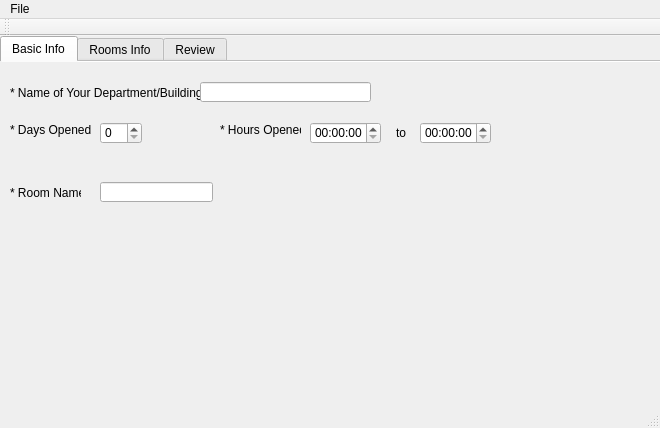
The window that Project_S_GUI_Template/mainwindow.ui (georgymh/project-s) describes before a commit, drawn with Qt 5.
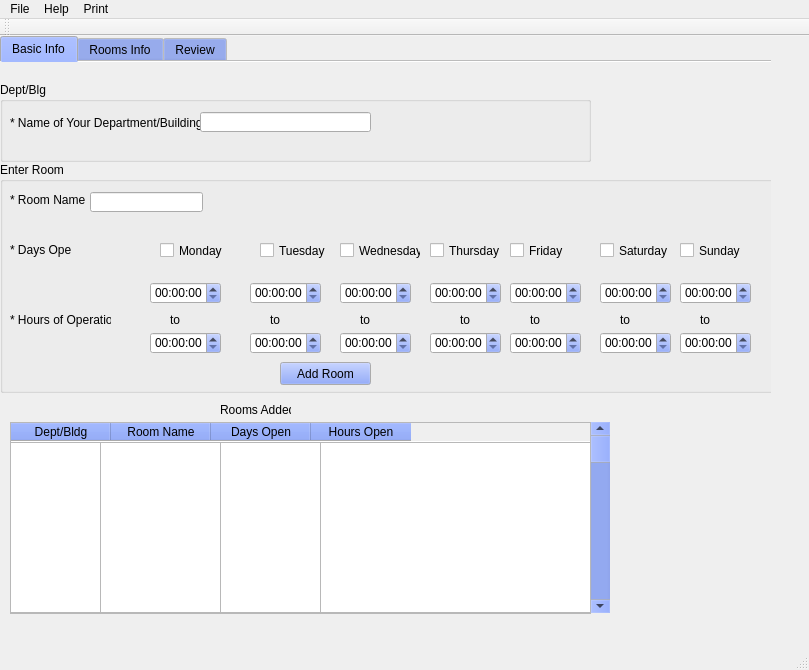
The same window after the commit.

Commit message:
Updated Basic Info tab
-Basic Info tab now lets the user select the day in which the room is
available and allows the user to individually assign the room hours
-When the "add room" button is clicked all data will be displayed in the
bottom list window
-Many bugs need to be worked out i.e does not sanitize input data from
the form fields

The edit to the form file:
```diff
--- a/Project_S_GUI_Template/mainwindow.ui
+++ b/Project_S_GUI_Template/mainwindow.ui
@@ -6,8 +6,8 @@
    <rect>
     <x>0</x>
     <y>0</y>
-    <width>660</width>
-    <height>428</height>
+    <width>809</width>
+    <height>670</height>
    </rect>
   </property>
   <property name="windowTitle">
@@ -28,10 +28,47 @@
      <rect>
       <x>0</x>
       <y>0</y>
-      <width>661</width>
-      <height>381</height>
+      <width>771</width>
+      <height>621</height>
      </rect>
     </property>
+    <property name="palette">
+     <palette>
+      <active>
+       <colorrole role="Button">
+        <brush brushstyle="SolidPattern">
+         <color alpha="255">
+          <red>116</red>
+          <green>143</green>
+          <blue>240</blue>
+         </color>
+        </brush>
+       </colorrole>
+      </active>
+      <inactive>
+       <colorrole role="Button">
+        <brush brushstyle="SolidPattern">
+         <color alpha="255">
+          <red>116</red>
+          <green>143</green>
+          <blue>240</blue>
+         </color>
+        </brush>
+       </colorrole>
+      </inactive>
+      <disabled>
+       <colorrole role="Button">
+        <brush brushstyle="SolidPattern">
+         <color alpha="255">
+          <red>116</red>
+          <green>143</green>
+          <blue>240</blue>
+         </color>
+        </brush>
+       </colorrole>
+      </disabled>
+     </palette>
+    </property>
     <property name="whatsThis">
      <string>&lt;html&gt;&lt;head/&gt;&lt;body&gt;&lt;p&gt;&lt;br/&gt;&lt;/p&gt;&lt;/body&gt;&lt;/html&gt;</string>
     </property>
@@ -51,118 +88,532 @@
      <attribute name="title">
       <string>Basic Info</string>
      </attribute>
-     <widget class="QLabel" name="label">
+     <widget class="QScrollBar" name="verticalScrollBar_3">
       <property name="geometry">
        <rect>
-        <x>10</x>
-        <y>20</y>
-        <width>191</width>
-        <height>21</height>
+        <x>590</x>
+        <y>360</y>
+        <width>20</width>
+        <height>191</height>
        </rect>
       </property>
-      <property name="text">
-       <string>* Name of Your Department/Building:</string>
+      <property name="orientation">
+       <enum>Qt::Vertical</enum>
       </property>
      </widget>
-     <widget class="QLineEdit" name="lineEdit">
+     <widget class="QLabel" name="label_14">
       <property name="geometry">
        <rect>
-        <x>200</x>
-        <y>20</y>
-        <width>171</width>
-        <height>20</height>
-       </rect>
-      </property>
-     </widget>
-     <widget class="QLabel" name="label_2">
-      <property name="geometry">
-       <rect>
-        <x>10</x>
-        <y>60</y>
-        <width>81</width>
+        <x>220</x>
+        <y>340</y>
+        <width>71</width>
         <height>16</height>
        </rect>
       </property>
       <property name="text">
-       <string>* Days Opened</string>
+       <string>Rooms Added</string>
       </property>
      </widget>
-     <widget class="QSpinBox" name="spinBox">
+     <widget class="QTableWidget" name="tableWidget">
       <property name="geometry">
        <rect>
-        <x>100</x>
-        <y>60</y>
-        <width>42</width>
-        <height>22</height>
+        <x>10</x>
+        <y>360</y>
+        <width>581</width>
+        <height>192</height>
        </rect>
       </property>
+      <column>
+       <property name="text">
+        <string>Dept/Bldg</string>
+       </property>
+      </column>
+      <column>
+       <property name="text">
+        <string>Room Name</string>
+       </property>
+      </column>
+      <column>
+       <property name="text">
+        <string>Days Open</string>
+       </property>
+      </column>
+      <column>
+       <property name="text">
+        <string>Hours Open</string>
+       </property>
+      </column>
      </widget>
-     <widget class="QLabel" name="label_3">
+     <widget class="QGroupBox" name="groupBox">
       <property name="geometry">
        <rect>
-        <x>220</x>
-        <y>60</y>
-        <width>81</width>
-        <height>16</height>
+        <x>0</x>
+        <y>20</y>
+        <width>591</width>
+        <height>80</height>
        </rect>
       </property>
-      <property name="text">
-       <string>* Hours Opened</string>
+      <property name="title">
+       <string>Dept/Blg</string>
       </property>
+      <widget class="QLabel" name="label">
+       <property name="geometry">
+        <rect>
+         <x>10</x>
+         <y>30</y>
+         <width>191</width>
+         <height>21</height>
+        </rect>
+       </property>
+       <property name="text">
+        <string>* Name of Your Department/Building:</string>
+       </property>
+      </widget>
+      <widget class="QLineEdit" name="lineEdit">
+       <property name="geometry">
+        <rect>
+         <x>200</x>
+         <y>30</y>
+         <width>171</width>
+         <height>20</height>
+        </rect>
+       </property>
+      </widget>
      </widget>
-     <widget class="QTimeEdit" name="timeEdit">
+     <widget class="QGroupBox" name="groupBox_2">
       <property name="geometry">
        <rect>
-        <x>310</x>
-        <y>60</y>
-        <width>71</width>
-        <height>22</height>
+        <x>0</x>
+        <y>100</y>
+        <width>791</width>
+        <height>231</height>
        </rect>
       </property>
+      <property name="title">
+       <string>Enter Room</string>
+      </property>
+      <widget class="QLabel" name="label_2">
+       <property name="geometry">
+        <rect>
+         <x>10</x>
+         <y>30</y>
+         <width>81</width>
+         <height>16</height>
+        </rect>
+       </property>
+       <property name="text">
+        <string>* Room Name</string>
+       </property>
+      </widget>
+      <widget class="QLineEdit" name="lineEdit_2">
+       <property name="geometry">
+        <rect>
+         <x>90</x>
+         <y>30</y>
+         <width>113</width>
+         <height>20</height>
+        </rect>
+       </property>
+      </widget>
+      <widget class="QLabel" name="label_3">
+       <property name="geometry">
+        <rect>
+         <x>10</x>
+         <y>80</y>
+         <width>61</width>
+         <height>16</height>
+        </rect>
+       </property>
+       <property name="text">
+        <string>* Days Open</string>
+       </property>
+      </widget>
+      <widget class="QLabel" name="label_4">
+       <property name="geometry">
+        <rect>
+         <x>10</x>
+         <y>150</y>
+         <width>101</width>
+         <height>16</height>
+        </rect>
+       </property>
+       <property name="text">
+        <string>* Hours of Operation</string>
+       </property>
+      </widget>
+      <widget class="QCheckBox" name="checkBox">
+       <property name="geometry">
+        <rect>
+         <x>160</x>
+         <y>80</y>
+         <width>70</width>
+         <height>17</height>
+        </rect>
+       </property>
+       <property name="text">
+        <string>Monday</string>
+       </property>
+      </widget>
+      <widget class="QCheckBox" name="checkBox_2">
+       <property name="geometry">
+        <rect>
+         <x>260</x>
+         <y>80</y>
+         <width>70</width>
+         <height>17</height>
+        </rect>
+       </property>
+       <property name="text">
+        <string>Tuesday</string>
+       </property>
+      </widget>
+      <widget class="QCheckBox" name="checkBox_3">
+       <property name="geometry">
+        <rect>
+         <x>340</x>
+         <y>80</y>
+         <width>81</width>
+         <height>17</height>
+        </rect>
+       </property>
+       <property name="text">
+        <string>Wednesday</string>
+       </property>
+      </widget>
+      <widget class="QCheckBox" name="checkBox_4">
+       <property name="geometry">
+        <rect>
+         <x>430</x>
+         <y>80</y>
+         <width>70</width>
+         <height>17</height>
+        </rect>
+       </property>
+       <property name="text">
+        <string>Thursday</string>
+       </property>
+      </widget>
+      <widget class="QCheckBox" name="checkBox_5">
+       <property name="geometry">
+        <rect>
+         <x>510</x>
+         <y>80</y>
+         <width>70</width>
+         <height>17</height>
+        </rect>
+       </property>
+       <property name="text">
+        <string>Friday</string>
+       </property>
+      </widget>
+      <widget class="QCheckBox" name="checkBox_6">
+       <property name="geometry">
+        <rect>
+         <x>600</x>
+         <y>80</y>
+         <width>70</width>
+         <height>17</height>
+        </rect>
+       </property>
+       <property name="text">
+        <string>Saturday</string>
+       </property>
+      </widget>
+      <widget class="QCheckBox" name="checkBox_7">
+       <property name="geometry">
+        <rect>
+         <x>680</x>
+         <y>80</y>
+         <width>70</width>
+         <height>17</height>
+        </rect>
+       </property>
+       <property name="text">
+        <string>Sunday</string>
+       </property>
+      </widget>
+      <widget class="QTimeEdit" name="timeEdit">
+       <property name="geometry">
+        <rect>
+         <x>150</x>
+         <y>120</y>
+         <width>71</width>
+         <height>22</height>
+        </rect>
+       </property>
+      </widget>
+      <widget class="QLabel" name="label_5">
+       <property name="geometry">
+        <rect>
+         <x>170</x>
+         <y>150</y>
+         <width>21</width>
+         <height>16</height>
+        </rect>
+       </property>
+       <property name="text">
+        <string>to</string>
+       </property>
+      </widget>
+      <widget class="QTimeEdit" name="timeEdit_2">
+       <property name="geometry">
+        <rect>
+         <x>150</x>
+         <y>170</y>
+         <width>71</width>
+         <height>22</height>
+        </rect>
+       </property>
+      </widget>
+      <widget class="QPushButton" name="pushButton_5">
+       <property name="geometry">
+        <rect>
+         <x>280</x>
+         <y>200</y>
+         <width>91</width>
+         <height>23</height>
+        </rect>
+       </property>
+       <property name="text">
+        <string>Add Room</string>
+       </property>
+      </widget>
+      <widget class="QTimeEdit" name="timeEdit_5">
+       <property name="geometry">
+        <rect>
+         <x>250</x>
+         <y>120</y>
+         <width>71</width>
+         <height>22</height>
+        </rect>
+       </property>
+      </widget>
+      <widget class="QTimeEdit" name="timeEdit_6">
+       <property name="geometry">
+        <rect>
+         <x>250</x>
+         <y>170</y>
+         <width>71</width>
+         <height>22</height>
+        </rect>
+       </property>
+      </widget>
+      <widget class="QLabel" name="label_13">
+       <property name="geometry">
+        <rect>
+         <x>270</x>
+         <y>150</y>
+         <width>21</width>
+         <height>16</height>
+        </rect>
+       </property>
+       <property name="text">
+        <string>to</string>
+       </property>
+      </widget>
+      <widget class="QTimeEdit" name="timeEdit_7">
+       <property name="geometry">
+        <rect>
+         <x>340</x>
+         <y>120</y>
+         <width>71</width>
+         <height>22</height>
+        </rect>
+       </property>
+      </widget>
+      <widget class="QTimeEdit" name="timeEdit_8">
+       <property name="geometry">
+        <rect>
+         <x>340</x>
+         <y>170</y>
+         <width>71</width>
+         <height>22</height>
+        </rect>
+       </property>
+      </widget>
+      <widget class="QTimeEdit" name="timeEdit_9">
+       <property name="geometry">
+        <rect>
+         <x>430</x>
+         <y>120</y>
+         <width>71</width>
+         <height>22</height>
+        </rect>
+       </property>
+      </widget>
+      <widget class="QTimeEdit" name="timeEdit_10">
+       <property name="geometry">
+        <rect>
+         <x>430</x>
+         <y>170</y>
+         <width>71</width>
+         <height>22</height>
+        </rect>
+       </property>
+      </widget>
+      <widget class="QTimeEdit" name="timeEdit_11">
+       <property name="geometry">
+        <rect>
+         <x>510</x>
+         <y>120</y>
+         <width>71</width>
+         <height>22</height>
+        </rect>
+       </property>
+      </widget>
+      <widget class="QTimeEdit" name="timeEdit_12">
+       <property name="geometry">
+        <rect>
+         <x>510</x>
+         <y>170</y>
+         <width>71</width>
+         <height>22</height>
+        </rect>
+       </property>
+      </widget>
+      <widget class="QTimeEdit" name="timeEdit_13">
+       <property name="geometry">
+        <rect>
+         <x>600</x>
+         <y>120</y>
+         <width>71</width>
+         <height>22</height>
+        </rect>
+       </property>
+      </widget>
+      <widget class="QTimeEdit" name="timeEdit_14">
+       <property name="geometry">
+        <rect>
+         <x>600</x>
+         <y>170</y>
+         <width>71</width>
+         <height>22</height>
+        </rect>
+       </property>
+      </widget>
+      <widget class="QTimeEdit" name="timeEdit_15">
+       <property name="geometry">
+        <rect>
+         <x>680</x>
+         <y>120</y>
+         <width>71</width>
+         <height>22</height>
+        </rect>
+       </property>
+      </widget>
+      <widget class="QTimeEdit" name="timeEdit_16">
+       <property name="geometry">
+        <rect>
+         <x>680</x>
+         <y>170</y>
+         <width>71</width>
+         <height>22</height>
+        </rect>
+       </property>
+      </widget>
+      <widget class="QLabel" name="label_15">
+       <property name="geometry">
+        <rect>
+         <x>360</x>
+         <y>150</y>
+         <width>21</width>
+         <height>16</height>
+        </rect>
+       </property>
+       <property name="text">
+        <string>to</string>
+       </property>
+      </widget>
+      <widget class="QLabel" name="label_16">
+       <property name="geometry">
+        <rect>
+         <x>460</x>
+         <y>150</y>
+         <width>21</width>
+         <height>16</height>
+        </rect>
+       </property>
+       <property name="text">
+        <string>to</string>
+       </property>
+      </widget>
+      <widget class="QLabel" name="label_17">
+       <property name="geometry">
+        <rect>
+         <x>530</x>
+         <y>150</y>
+         <width>21</width>
+         <height>16</height>
+        </rect>
+       </property>
+       <property name="text">
+        <string>to</string>
+       </property>
+      </widget>
+      <widget class="QLabel" name="label_18">
+       <property name="geometry">
+        <rect>
+         <x>620</x>
+         <y>150</y>
+         <width>21</width>
+         <height>16</height>
+        </rect>
+       </property>
+       <property name="text">
+        <string>to</string>
+       </property>
+      </widget>
+      <widget class="QLabel" name="label_19">
+       <property name="geometry">
+        <rect>
+         <x>700</x>
+         <y>150</y>
+         <width>21</width>
+         <height>16</height>
+        </rect>
+       </property>
+       <property name="text">
+        <string>to</string>
+       </property>
+      </widget>
      </widget>
-     <widget class="QLabel" name="label_4">
+     <widget class="QListWidget" name="listWidget">
       <property name="geometry">
        <rect>
-        <x>396</x>
-        <y>60</y>
-        <width>41</width>
-        <height>21</height>
+        <x>10</x>
+        <y>380</y>
+        <width>91</width>
+        <height>171</height>
        </rect>
       </property>
-      <property name="text">
-       <string>to</string>
-      </property>
      </widget>
-     <widget class="QTimeEdit" name="timeEdit_2">
+     <widget class="QListWidget" name="listWidget_2">
       <property name="geometry">
        <rect>
-        <x>420</x>
-        <y>60</y>
-        <width>71</width>
-        <height>22</height>
+        <x>100</x>
+        <y>380</y>
+        <width>121</width>
+        <height>171</height>
        </rect>
       </property>
      </widget>
-     <widget class="QLabel" name="label_5">
+     <widget class="QListWidget" name="listWidget_3">
       <property name="geometry">
        <rect>
-        <x>10</x>
-        <y>120</y>
-        <width>71</width>
-        <height>21</height>
+        <x>220</x>
+        <y>380</y>
+        <width>101</width>
+        <height>171</height>
        </rect>
       </property>
-      <property name="text">
-       <string>* Room Name:</string>
-      </property>
      </widget>
-     <widget class="QLineEdit" name="lineEdit_2">
+     <widget class="QListWidget" name="listWidget_4">
       <property name="geometry">
        <rect>
-        <x>100</x>
-        <y>120</y>
-        <width>113</width>
-        <height>20</height>
+        <x>320</x>
+        <y>380</y>
+        <width>271</width>
+        <height>171</height>
        </rect>
       </property>
      </widget>
@@ -446,7 +897,7 @@
     <rect>
      <x>0</x>
      <y>0</y>
-     <width>660</width>
+     <width>809</width>
      <height>21</height>
     </rect>
    </property>
@@ -458,7 +909,19 @@
     <addaction name="actionSave"/>
     <addaction name="actionPrint"/>
    </widget>
+   <widget class="QMenu" name="menuHelp">
+    <property name="title">
+     <string>Help</string>
+    </property>
+   </widget>
+   <widget class="QMenu" name="menuPrint">
+    <property name="title">
+     <string>Print</string>
+    </property>
+   </widget>
    <addaction name="menuFile"/>
+   <addaction name="menuHelp"/>
+   <addaction name="menuPrint"/>
   </widget>
   <widget class="QToolBar" name="mainToolBar">
    <attribute name="toolBarArea">
```
Left out of the diff: 6 changed lines with no effect on the pictures. The commit also changes 5 other files.
